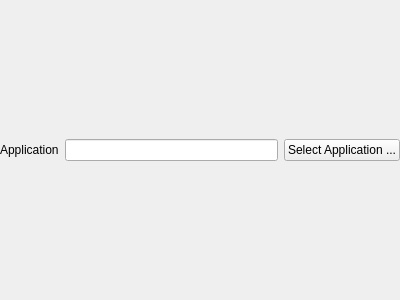
First picture: the form in kcm_hotkeys/actions/menuentry_action_widget.ui, repository KDE/khotkeys, before the edit.
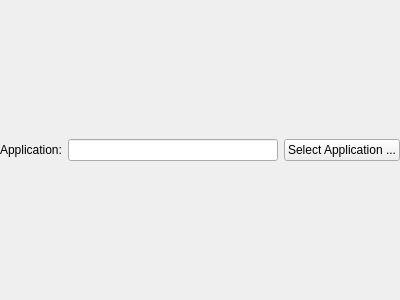
Second picture: the form after the edit. Custom widgets are drawn as their Qt base class.

Patch:
```diff
--- a/kcm_hotkeys/actions/menuentry_action_widget.ui
+++ b/kcm_hotkeys/actions/menuentry_action_widget.ui
@@ -16,7 +16,7 @@
    <item>
     <widget class="QLabel" name="applicationLabel" >
      <property name="text" >
-      <string>Application</string>
+      <string>Application:</string>
      </property>
     </widget>
    </item>
```
